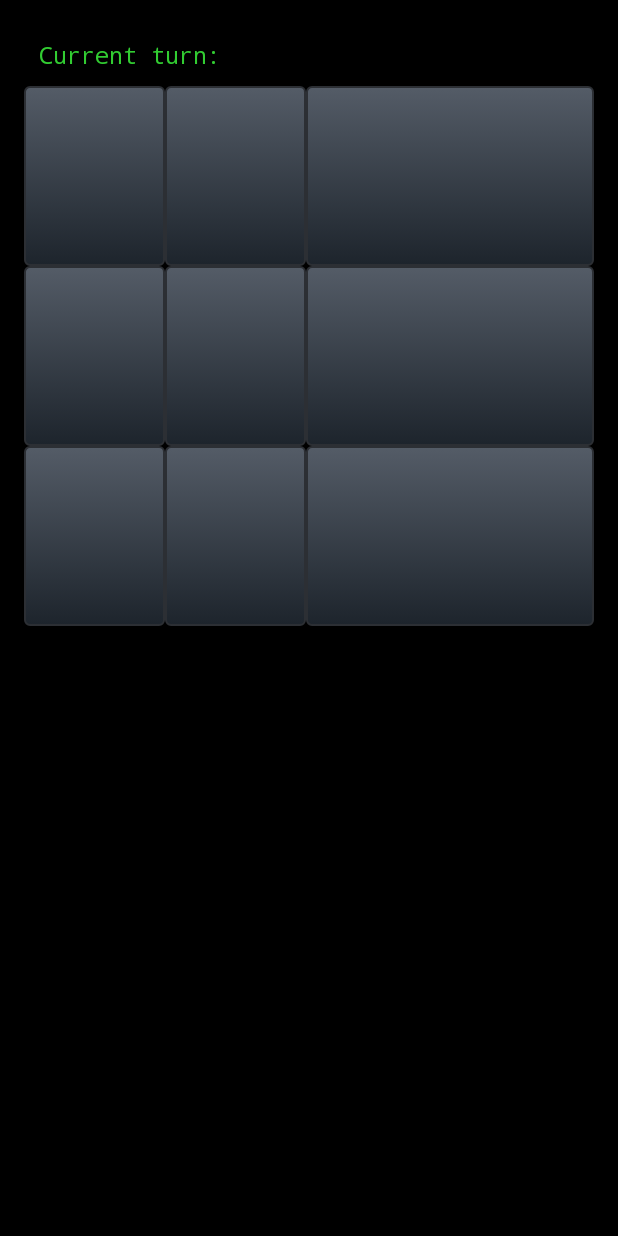
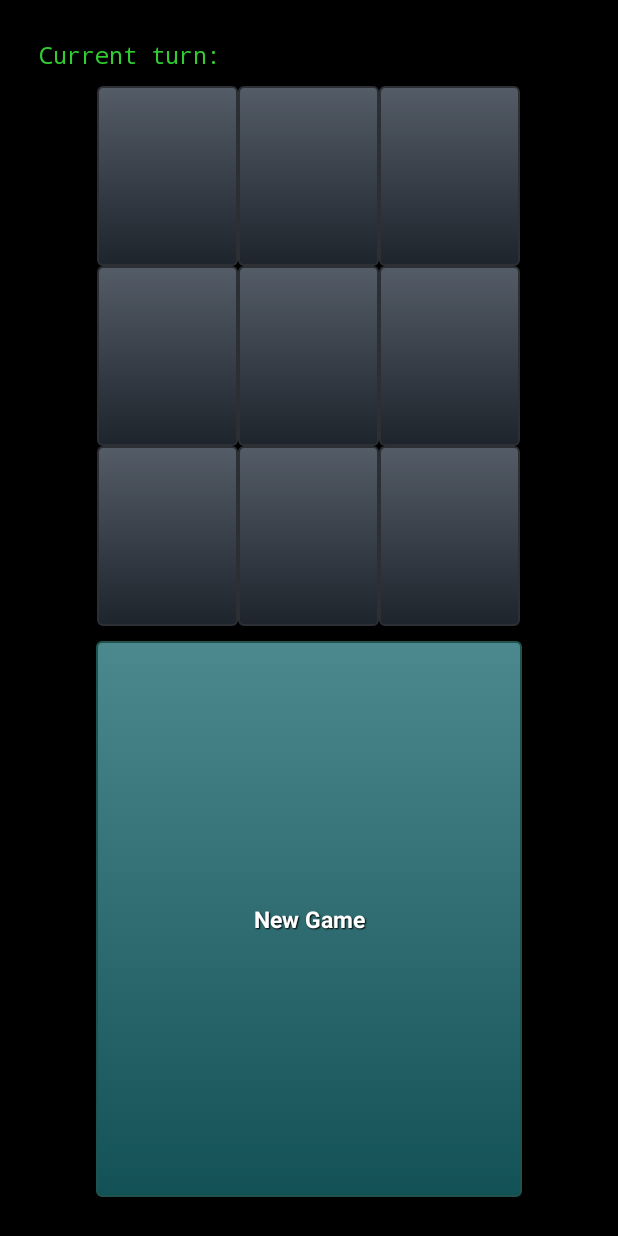
Before and after one commit to Earthblood/Toe, an Android app: the layout activity_game.xml on its own in the app's theme, with its tools: preview values and no code run, on a phone screen of 412 x 824 dp. Run offline under Robolectric (Android 15) with nearby library versions, the phone set to English and light mode, and no system bars.

```diff
--- a/app/src/main/AndroidManifest.xml
+++ b/app/src/main/AndroidManifest.xml
@@ -25,7 +25,8 @@
             android:authorities="com.earthblood.tictactoe"
             android:exported="false" >
         </provider>
-
     </application>
 
+    <uses-permission android:name="android.permission.VIBRATE" />
+
 </manifest>
--- a/app/src/main/java/com/earthblood/tictactoe/engine/ToeGame.java
+++ b/app/src/main/java/com/earthblood/tictactoe/engine/ToeGame.java
@@ -22,6 +22,10 @@ public class ToeGame {
     public static final String PREF_SKILL_ID = "PREF_SKILL_ID";
     public static final String PREF_NUMBER_OF_PLAYERS = "PREF_NUMBER_OF_PLAYERS";
     public static final String PREF_TURN = "PREF_TURN";
+
+    public static final int VIBE_PATTERN_SHORT = 50;
+    public static final int VIBE_PATTERN_LONG = 75;
+
 
     private PreferenceHelper preferenceHelper;
 
--- /dev/null
+++ b/app/src/main/res/drawable/custom_btn_genoa.xml
@@ -0,0 +1,24 @@
+<?xml version="1.0" encoding="utf-8"?>
+<selector xmlns:android="http://schemas.android.com/apk/res/android" >
+    <item android:state_pressed="true" >
+        <shape android:shape="rectangle"  >
+            <corners android:radius="3dip" />
+            <stroke android:width="1dip" android:color="#20534e" />
+            <gradient  android:angle="-90"  android:startColor="#062d30" android:endColor="#4c898e"  />
+        </shape>
+    </item>
+    <item android:state_focused="true">
+        <shape android:shape="rectangle"  >
+            <corners android:radius="3dip" />
+            <stroke android:width="1dip" android:color="#20534e" />
+            <solid  android:color="#125156"/>
+        </shape>
+    </item>
+    <item >
+        <shape android:shape="rectangle"  >
+            <corners android:radius="3dip" />
+            <stroke android:width="1dip" android:color="#20534e" />
+            <gradient  android:angle="-90"  android:startColor="#4c898e" android:endColor="#125156" />
+        </shape>
+    </item>
+</selector>
--- a/app/src/main/res/layout/activity_game.xml
+++ b/app/src/main/res/layout/activity_game.xml
@@ -26,9 +26,9 @@
 
     <android.support.v7.widget.GridLayout
                android:id="@+id/game_grid_layout"
-               android:layout_width="fill_parent"
-               android:layout_height="fill_parent"
-               android:gravity="center"
+               android:layout_width="wrap_content"
+               android:layout_height="wrap_content"
+               android:layout_centerInParent="true"
                android:layout_below="@+id/message_turn_indicator"
                grid:rowCount="3"
                grid:columnCount="3"
@@ -38,55 +38,55 @@
                grid:orientation="horizontal">
 
         <Button android:id="@+id/box_1"
-                  grid:layout_gravity="fill_horizontal"
+
                   style="@style/btnStyleToe"
                   android:layout_width="94dp"
                   android:layout_height="120dp"
                   android:onClick="chooseBox"/>
         <Button android:id="@+id/box_2"
-                  grid:layout_gravity="fill_horizontal"
+
                   style="@style/btnStyleToe"
                   android:layout_width="94dp"
                   android:layout_height="120dp"
                   android:onClick="chooseBox"/>
         <Button android:id="@+id/box_3"
-                  grid:layout_gravity="fill_horizontal"
+
                   style="@style/btnStyleToe"
                   android:layout_width="94dp"
                   android:layout_height="120dp"
                   android:onClick="chooseBox"/>
         <Button android:id="@+id/box_4"
-                  grid:layout_gravity="fill_horizontal"
+
                   style="@style/btnStyleToe"
                   android:layout_width="94dp"
                   android:layout_height="120dp"
                   android:onClick="chooseBox"/>
         <Button android:id="@+id/box_5"
-                  grid:layout_gravity="fill_horizontal"
+
                   style="@style/btnStyleToe"
                   android:layout_width="94dp"
                   android:layout_height="120dp"
                   android:onClick="chooseBox"/>
         <Button android:id="@+id/box_6"
-                  grid:layout_gravity="fill_horizontal"
+
                   style="@style/btnStyleToe"
                   android:layout_width="94dp"
                   android:layout_height="120dp"
                   android:onClick="chooseBox"/>
         <Button android:id="@+id/box_7"
-                  grid:layout_gravity="fill_horizontal"
+
                   style="@style/btnStyleToe"
                   android:layout_width="94dp"
                   android:layout_height="120dp"
                   android:onClick="chooseBox"/>
         <Button android:id="@+id/box_8"
-                  grid:layout_gravity="fill_horizontal"
+
                   style="@style/btnStyleToe"
                   android:layout_width="94dp"
                   android:layout_height="120dp"
                   android:onClick="chooseBox"/>
         <Button android:id="@+id/box_9"
-                  grid:layout_gravity="fill_horizontal"
+
                   style="@style/btnStyleToe"
                   android:layout_width="94dp"
                   android:layout_height="120dp"
@@ -94,5 +94,17 @@
 
     </android.support.v7.widget.GridLayout>
 
+    <Button android:id="@+id/new_game_button"
+            style="@style/btnStyleGenoa"
+            android:text="@string/new_game"
+            android:layout_width="284dp"
+            android:layout_height="wrap_content"
+            android:layout_below="@+id/game_grid_layout"
+            android:layout_alignParentBottom="true"
+            android:layout_centerInParent="true"
+            android:layout_margin="10dp"
+            android:onClick="newGame"/>
+
+
 
 </RelativeLayout>
--- a/app/src/main/res/values/styles.xml
+++ b/app/src/main/res/values/styles.xml
@@ -41,6 +41,30 @@
         <item name="android:background">@drawable/custom_btn_orange</item>
         <item name="android:padding">10dip</item>
     </style>
+    <style name="btnStyleSandrift" parent="@android:style/Widget.Button">
+        <item name="android:textSize">15sp</item>
+        <item name="android:textStyle">bold</item>
+        <item name="android:textColor">#FFFFFF</item>
+        <item name="android:gravity">center</item>
+        <item name="android:shadowColor">#000000</item>
+        <item name="android:shadowDx">1</item>
+        <item name="android:shadowDy">1</item>
+        <item name="android:shadowRadius">0.6</item>
+        <item name="android:background">@drawable/custom_btn_sandrift</item>
+        <item name="android:padding">10dip</item>
+    </style>
+    <style name="btnStyleGenoa" parent="@android:style/Widget.Button">
+        <item name="android:textSize">15sp</item>
+        <item name="android:textStyle">bold</item>
+        <item name="android:textColor">#FFFFFF</item>
+        <item name="android:gravity">center</item>
+        <item name="android:shadowColor">#000000</item>
+        <item name="android:shadowDx">1</item>
+        <item name="android:shadowDy">1</item>
+        <item name="android:shadowRadius">0.6</item>
+        <item name="android:background">@drawable/custom_btn_genoa</item>
+        <item name="android:padding">10dip</item>
+    </style>
 
     <style name="statusTextLabel" parent="@android:style/TextAppearance.Medium">
         <item name="android:layout_width">wrap_content</item>
```
Also changed, not shown: app/src/main/java/com/earthblood/tictactoe/activity/GameActivity.java (+13 -10 lines), app/src/main/java/com/earthblood/tictactoe/activity/MainActivity.java (+7 -4 lines), app/src/main/res/drawable/custom_btn_sandrift.xml (added, +24 -0 lines), app/src/main/res/layout/activity_main.xml (+32 -34 lines), app/src/main/res/values/strings.xml (+5 -4 lines), 1 other file.
